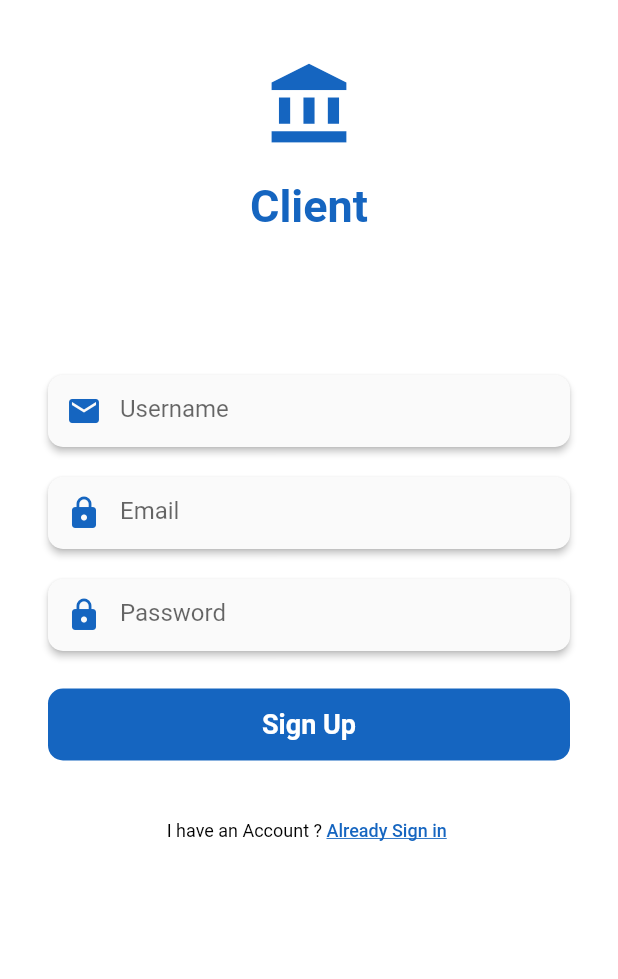
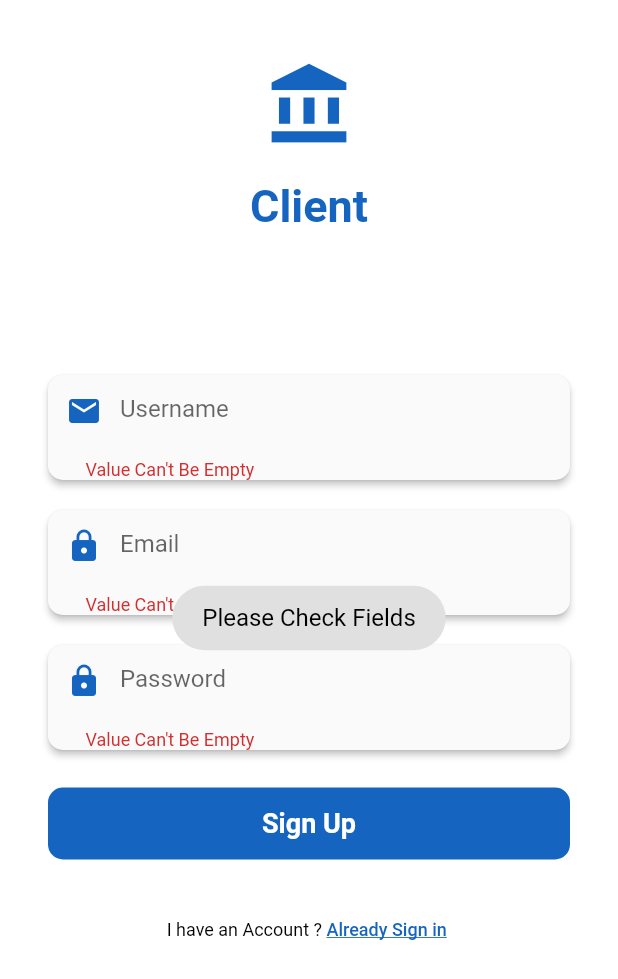
Before and after one commit to ali-shahKust/client_section, a Flutter app: the Client_Signup screen opened directly, after a tap on "Sign Up", on a phone screen of 412 x 824 dp. Shown: the top 979 px of the screen. Run offline on Flutter 3.47's test engine with Material 2 defaults, Android fonts, the phone set to English and light mode, and no system bars; our stand-ins replace cloud_firestore, file_picker, firebase_auth, firebase_storage, flutter_custom_clippers, fluttertoast and 4 more; missing offline and left inert: flutter_pdfview; accounts and stored records are empty.

Commit message:
Validations Completed In Client App and bugs fix

```diff
--- a/lib/Profile_edit.dart
+++ b/lib/Profile_edit.dart
@@ -23,6 +23,7 @@ class Profile_Setting extends StatefulWidget {
 }
 
 class _Profile_SettingState extends State<Profile_Setting> {
+  bool _validate = false;
 
   //Variables
   final primary = Constant.appColor;
@@ -172,6 +173,7 @@ class _Profile_SettingState extends State<Profile_Setting> {
                   onChanged: (String value) {},
                   cursorColor: Constant.appColor,
                   decoration: InputDecoration(
+                      errorText: _validate ? 'Value Can\'t Be Empty' : null,
                       hintText: "Name",
                       prefixIcon: Material(
                         elevation: 0,
@@ -196,10 +198,12 @@ class _Profile_SettingState extends State<Profile_Setting> {
                 elevation: 2.0,
                 borderRadius: BorderRadius.all(Radius.circular(10)),
                 child: TextField(
+
                   controller: _phonecontroller,
                   onChanged: (String value) {},
                   cursorColor: Constant.appColor,
                   decoration: InputDecoration(
+                      errorText: _validate ? 'Value Can\'t Be Empty' : null,
                       hintText: "Phone Number",
                       prefixIcon: Material(
                         elevation: 0,
@@ -224,12 +228,14 @@ class _Profile_SettingState extends State<Profile_Setting> {
                 elevation: 2.0,
                 borderRadius: BorderRadius.all(Radius.circular(10)),
                 child: TextField(
+
                   controller: _descriptioncontroller,
                   onChanged: (String value) {},
                   cursorColor: Constant.appColor,
                   keyboardType: TextInputType.multiline,
                   maxLines: null,
                   decoration: InputDecoration(
+                      errorText: _validate ? 'Value Can\'t Be Empty' : null,
                       hintText: "About Yourself",
                       prefixIcon: Material(
                         elevation: 0,
--- a/lib/client_signup_page.dart
+++ b/lib/client_signup_page.dart
@@ -4,6 +4,7 @@ import 'package:firebase_auth/firebase_auth.dart';
 import 'package:flutter/material.dart';
 import 'package:client_lawyer_project/client_login_page.dart';
 import 'package:client_lawyer_project/constant.dart';
+import 'package:fluttertoast/fluttertoast.dart';
 import 'package:progress_dialog/progress_dialog.dart';
 
 import 'Profile_edit.dart';
@@ -15,6 +16,8 @@ class Client_Signup extends StatefulWidget {
 class _Client_SignupState extends State<Client_Signup> {
 
 //Variables
+  bool _validate = false;
+
   String _email, _password, _name;
   final databaseReference = Firestore.instance;
   final _emailcontroller = TextEditingController();
@@ -77,6 +80,8 @@ class _Client_SignupState extends State<Client_Signup> {
                 onChanged: (String value) {},
                 cursorColor: Constant.appColor,
                 decoration: InputDecoration(
+                    errorText: _validate ? 'Value Can\'t Be Empty' : null,
+
                     hintText: "Username",
                     prefixIcon: Material(
                       elevation: 0,
@@ -106,6 +111,8 @@ class _Client_SignupState extends State<Client_Signup> {
                 onChanged: (String value) {},
                 cursorColor: Constant.appColor,
                 decoration: InputDecoration(
+                    errorText: _validate ? 'Value Can\'t Be Empty' : null,
+
                     hintText: "Email",
                     prefixIcon: Material(
                       elevation: 0,
@@ -135,6 +142,8 @@ class _Client_SignupState extends State<Client_Signup> {
                 onChanged: (String value) {},
                 cursorColor: Constant.appColor,
                 decoration: InputDecoration(
+                    errorText: _validate ? 'Value Can\'t Be Empty' : null,
+
                     hintText: "Password",
                     prefixIcon: Material(
                       elevation: 0,
@@ -169,9 +178,20 @@ class _Client_SignupState extends State<Client_Signup> {
                   ),
                   onPressed: () {
                     setState(() {
+                      _emailcontroller.text.isEmpty ? _validate = true : _validate = false;
+                      _passwordcontroller.text.isEmpty ? _validate = true : _validate = false;
+                      _namecontroller.text.isEmpty ? _validate = true : _validate = false;
 
                       //Sign up Function Will be Called
-                      signUp();
+                      _validate== false ?signUp(): Fluttertoast.showToast(
+                          msg: "Please Check Fields",
+                          toastLength: Toast.LENGTH_SHORT,
+                          gravity: ToastGravity.CENTER,
+                          timeInSecForIos: 1,
+                          backgroundColor: Colors.grey.shade300,
+                          textColor: Colors.black,
+                          fontSize: 16.0
+                      );
                     });
                   },
                 ),
--- a/lib/search_lawyer_page.dart
+++ b/lib/search_lawyer_page.dart
@@ -237,7 +237,7 @@ class _Search_Lawyer_PageState extends State<Search_Lawyer_Page> {
         color: Colors.white,
       ),
       width: double.infinity,
-      height: 210,
+      height: 230,
       margin: EdgeInsets.symmetric(vertical: 10, horizontal: 20),
       padding: EdgeInsets.symmetric(vertical: 10, horizontal: 20),
       child: Row(
@@ -366,7 +366,8 @@ class _Search_Lawyer_PageState extends State<Search_Lawyer_Page> {
                                 context,
                                 MaterialPageRoute(
                                     builder: (context) =>
-                                        Describe_Offer(LawyerList[index])));
+                                        Describe_Offer( _filteredList.isEmpty
+                                            ? LawyerList[index]: _filteredList[index])));
                           });
                         },
                       ),
```
Also changed, not shown: lib/client_login_page.dart (+28 -1 lines), lib/describe_offer.dart (+14 -1 lines).
